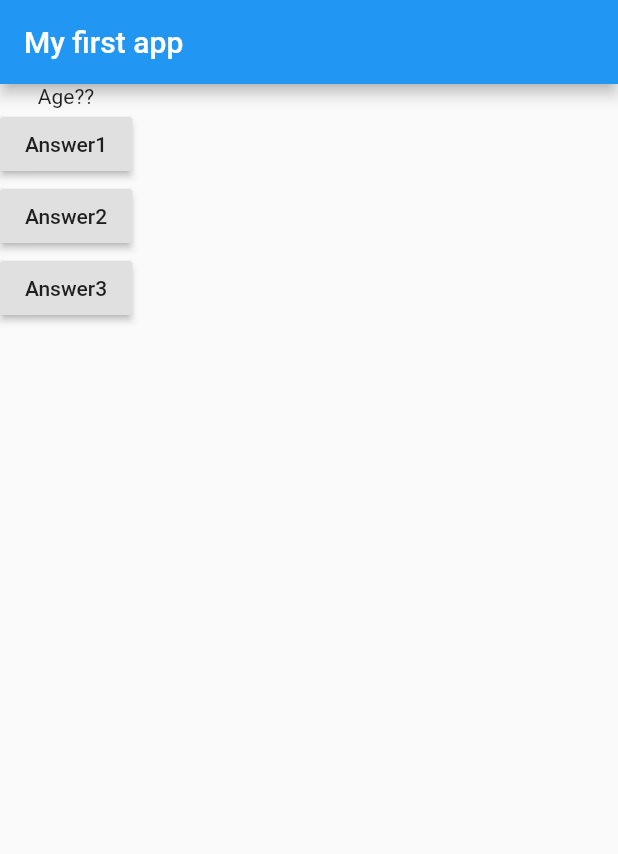
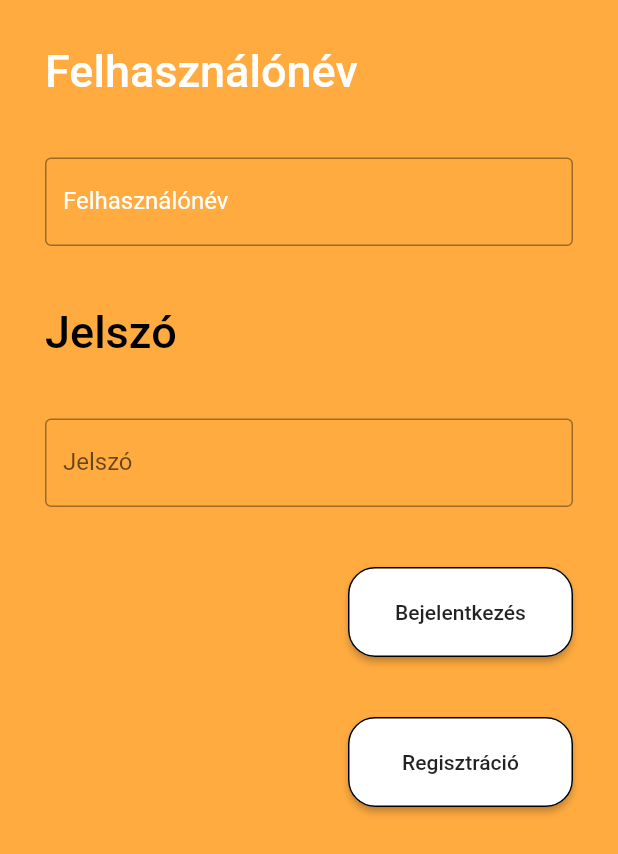
Before and after one commit to kaprinyakdev/flutter_app, a Flutter app: the screen it shows after launch, on a phone screen of 412 x 824 dp. Shown: the top 854 px of the screen. Run offline on Flutter 3.47's test engine with Material 2 defaults, Android fonts, the phone set to English and light mode, and no system bars; missing offline and left inert: dart:html.

Commit message:
login_screen

```diff
--- a/lib/main.dart
+++ b/lib/main.dart
@@ -1,24 +1,127 @@
+import 'dart:html';
+
 import 'package:flutter/material.dart';
 
 void main() {
-  runApp(MyApp());
+  runApp(MaterialApp(
+    title: 'Test',
+    home: MyApp(),
+  ));
 }
 
 class MyApp extends StatefulWidget {
-
   @override
-    State<StatefulWidget> createState(){
-
-      return MyAppState();
+  State<StatefulWidget> createState() {
+    return MyAppState2();
+  }
 }
 
+class MyAppState2 extends State<MyApp> {
+  Widget build(BuildContext context) {
+    return Scaffold(
+      backgroundColor: Colors.orangeAccent,
+/*          appBar: AppBar(backgroundColor: Colors.transparent, title: Text('Bejelentkezés'),flexibleSpace: Container(
+                  decoration: BoxDecoration(
+                    gradient: LinearGradient(
+                      begin: Alignment.centerLeft,
+                      end: Alignment.centerRight,
+                      colors: <Color>[
+                        Colors.red,
+                        Colors.blue
+                      ],
+                    ),
+                  ),
+                ),),*/
+      body: Padding(
+          padding: EdgeInsets.all(10),
+          child: ListView(
+            children: <Widget>[
+              // TEXT - felhasználónév
+              Container(
+                alignment: Alignment.topLeft,
+                padding: EdgeInsets.all(20),
+                child: Text(
+                  'Felhasználónév',
+                  style: TextStyle(
+                      color: Colors.white,
+                      fontWeight: FontWeight.w500,
+                      fontSize: 30,
+                      ),
+                ),
+              ),
+              Container(
+                  alignment: Alignment.topRight,
+                  padding: EdgeInsets.all(20),
+                  child: TextField(
+                    decoration: InputDecoration(
+                        border: OutlineInputBorder(),
+                        labelText: 'Felhasználónév',
+                        labelStyle: TextStyle(color: Colors.white)),
+                    style: TextStyle(color: Colors.white),
+                  )),
+              Container(
+                alignment: Alignment.topLeft,
+                padding: EdgeInsets.all(20),
+                child: Text(
+                  'Jelszó',
+                  style: TextStyle(
+                      color: Colors.black,
+                      fontWeight: FontWeight.w500,
+                      fontSize: 30),
+                ),
+              ),
+              Container(
+                  alignment: Alignment.topRight,
+                  padding: EdgeInsets.all(20),
+                  child: TextField(
+                    obscureText: true,
+                    decoration: InputDecoration(
+                        border: OutlineInputBorder(), labelText: 'Jelszó'),
+                  )),
+              Container(
+                  alignment: Alignment.topRight,
+                  padding: EdgeInsets.all(20),
+                  child: ButtonTheme(
+                    height: 60.0,
+                    minWidth: 150.0,
+                    child: RaisedButton(
+                        onPressed: () {
+                          print('asd');
+                        },
+                        child: Text('Bejelentkezés'),
+                        color: Colors.white,
+                        shape: RoundedRectangleBorder(
+                            borderRadius: BorderRadius.circular(18),
+                            side: BorderSide(color: Colors.black))),
+                  )),
+              Container(
+                  alignment: Alignment.topRight,
+                  padding: EdgeInsets.all(20),
+                  child: ButtonTheme(
+                    height: 60.0,
+                    minWidth: 150.0,
+                    child: RaisedButton(
+                        onPressed: () {
+                          print('asd');
+                        },
+                        child: Text('Regisztráció'),
+                        color: Colors.white,
+                        shape: RoundedRectangleBorder(
+                            borderRadius: BorderRadius.circular(18),
+                            side: BorderSide(color: Colors.black))),
+                  )),
+            ],
+          )),
+    );
+  }
 }
 
-class MyAppState extends State<MyApp>{
+class MyAppState extends State<MyApp> {
+  StatelessWidget second = new SecondWidget();
 
   var questionIndex = 0;
 
-    void answerQuestionFunction(){
+  void answerQuestionFunction() {
     setState(() {
       questionIndex = questionIndex + 1;
     });
@@ -27,7 +130,6 @@ class MyAppState extends State<MyApp>{
 
   @override
   Widget build(BuildContext context) {
-
     var questions = ['Age??', 'Place of birth?'];
 
     return MaterialApp(
@@ -50,11 +152,25 @@ class MyAppState extends State<MyApp>{
             ),
             RaisedButton(
                 child: Text('Answer3'),
-                onPressed: answerQuestionFunction,
-              )
+                onPressed: () {
+                  Navigator.push(
+                      context,
+                      new MaterialPageRoute(
+                          builder: (context) => SecondWidget()));
+                })
           ],
         ),
       ),
     );
   }
 }
+
+class SecondWidget extends StatelessWidget {
+  @override
+  Widget build(BuildContext context) {
+    return Scaffold(
+        appBar: AppBar(
+      title: Text('Second widget'),
+    ));
+  }
+}
--- /dev/null
+++ b/lib/test.dart
@@ -0,0 +1,24 @@
+import 'package:flutter/material.dart';
+
+void main(){
+  runApp(MyApp());
+}
+
+
+class MyApp extends StatefulWidget {
+
+    State<StatefulWidget> createState(){
+        return MyAppState();
+    }
+
+
+}
+
+class MyAppState extends State<MyApp>{
+
+      Widget build(BuildContext context){
+          return MaterialApp(
+            home: Scaffold(backgroundColor: Colors.amber),
+          );
+      }
+}
--- /dev/null
+++ b/lib/views/second_widget.dart
@@ -0,0 +1,13 @@
+import 'package:flutter/material.dart';
+
+class SecondWidget extends StatelessWidget{
+
+  @override
+  Widget build(BuildContext context) {
+        return Scaffold(
+          appBar: AppBar(
+            title: Text('Second widget'),
+          )
+        );
+    }
+  }
```
Also changed, not shown: lib/theme/style.dart (added). Lines whose indentation alone changed are shown as unchanged.
